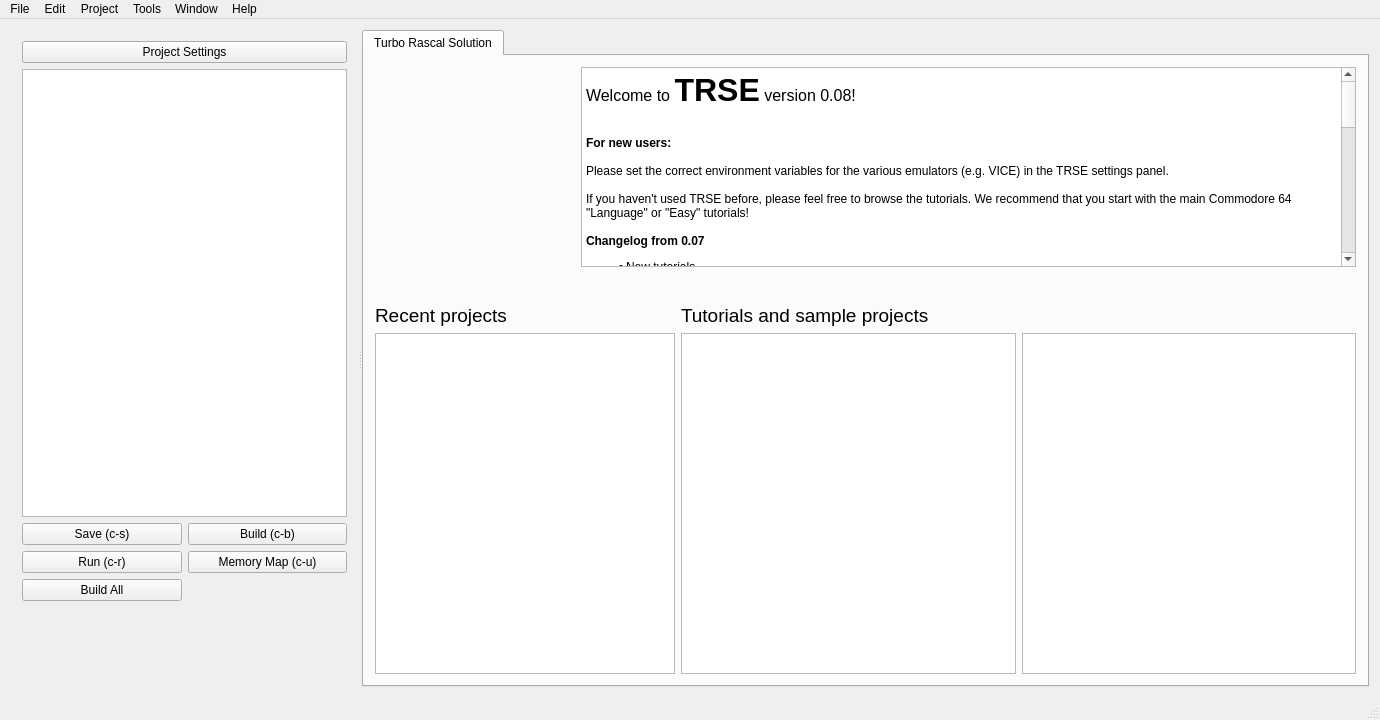
Qt form mainwindow.ui (leuat/TRSE) before a commit.
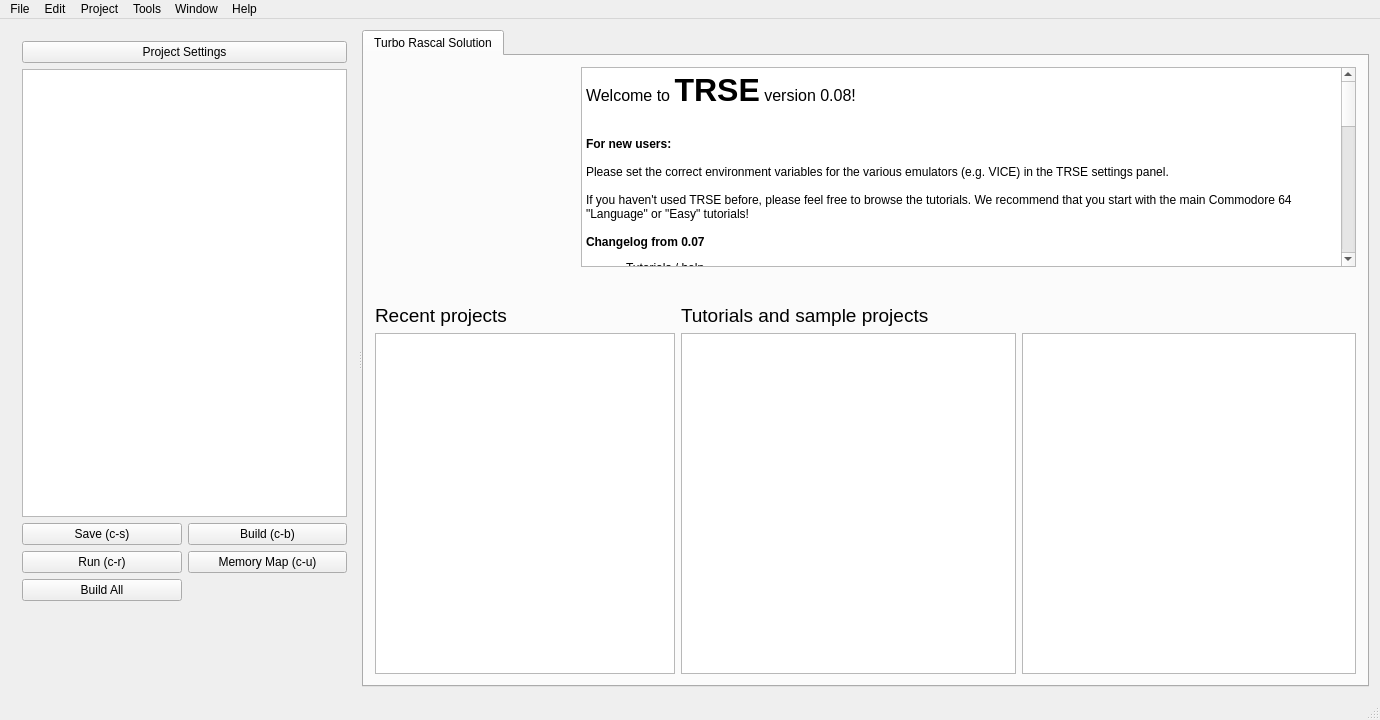
The same form after that commit. Icons and pictures are not drawn.

Commit message: Almost ready

```diff
--- a/mainwindow.ui
+++ b/mainwindow.ui
@@ -229,55 +229,56 @@
                   <string>&lt;!DOCTYPE HTML PUBLIC &quot;-//W3C//DTD HTML 4.0//EN&quot; &quot;http://www.w3.org/TR/REC-html40/strict.dtd&quot;&gt;
 &lt;html&gt;&lt;head&gt;&lt;meta name=&quot;qrichtext&quot; content=&quot;1&quot; /&gt;&lt;style type=&quot;text/css&quot;&gt;
 p, li { white-space: pre-wrap; }
-&lt;/style&gt;&lt;/head&gt;&lt;body style=&quot; font-family:'MS Shell Dlg 2'; font-size:8.25pt; font-weight:400; font-style:normal;&quot;&gt;
-&lt;p style=&quot; margin-top:0px; margin-bottom:0px; margin-left:0px; margin-right:0px; -qt-block-indent:0; text-indent:0px;&quot;&gt;&lt;span style=&quot; font-family:'Noto Sans'; font-size:12pt;&quot;&gt;Welcome to &lt;/span&gt;&lt;span style=&quot; font-family:'Noto Sans'; font-size:24pt; font-weight:600;&quot;&gt;TRSE&lt;/span&gt;&lt;span style=&quot; font-family:'Noto Sans'; font-size:12pt;&quot;&gt; version 0.08!&lt;/span&gt;&lt;/p&gt;
+&lt;/style&gt;&lt;/head&gt;&lt;body style=&quot; font-family:'Noto Sans'; font-size:9pt; font-weight:400; font-style:normal;&quot;&gt;
+&lt;p style=&quot; margin-top:0px; margin-bottom:0px; margin-left:0px; margin-right:0px; -qt-block-indent:0; text-indent:0px;&quot;&gt;&lt;span style=&quot; font-size:12pt;&quot;&gt;Welcome to &lt;/span&gt;&lt;span style=&quot; font-size:24pt; font-weight:600;&quot;&gt;TRSE&lt;/span&gt;&lt;span style=&quot; font-size:12pt;&quot;&gt; version 0.08!&lt;/span&gt;&lt;/p&gt;
 &lt;p style=&quot; margin-top:0px; margin-bottom:0px; margin-left:0px; margin-right:0px; -qt-block-indent:0; text-indent:0px;&quot;&gt;&lt;img src=&quot;:/resources/images/Amiga.png&quot; width=&quot;80&quot; /&gt;&lt;img src=&quot;:/resources/images/C128.png&quot; width=&quot;80&quot; /&gt;&lt;img src=&quot;:/resources/images/C64.png&quot; width=&quot;80&quot; /&gt;&lt;img src=&quot;:/resources/images/PLUS4.png&quot; width=&quot;80&quot; /&gt;&lt;img src=&quot;:/resources/images/VIC20.png&quot; width=&quot;80&quot; /&gt;&lt;img src=&quot;:/resources/images/NES.png&quot; width=&quot;80&quot; /&gt;&lt;img src=&quot;:/resources/images/PET.png&quot; width=&quot;80&quot; /&gt;&lt;/p&gt;
-&lt;p style=&quot;-qt-paragraph-type:empty; margin-top:0px; margin-bottom:0px; margin-left:0px; margin-right:0px; -qt-block-indent:0; text-indent:0px; font-family:'Noto Sans'; font-size:9pt;&quot;&gt;&lt;br /&gt;&lt;/p&gt;
-&lt;p style=&quot; margin-top:0px; margin-bottom:0px; margin-left:0px; margin-right:0px; -qt-block-indent:0; text-indent:0px;&quot;&gt;&lt;span style=&quot; font-family:'Noto Sans'; font-size:9pt; font-weight:600;&quot;&gt;For new users: &lt;/span&gt;&lt;/p&gt;
-&lt;p style=&quot;-qt-paragraph-type:empty; margin-top:0px; margin-bottom:0px; margin-left:0px; margin-right:0px; -qt-block-indent:0; text-indent:0px; font-family:'Noto Sans'; font-size:9pt; font-weight:600;&quot;&gt;&lt;br /&gt;&lt;/p&gt;
-&lt;p style=&quot; margin-top:0px; margin-bottom:0px; margin-left:0px; margin-right:0px; -qt-block-indent:0; text-indent:0px;&quot;&gt;&lt;span style=&quot; font-family:'Noto Sans'; font-size:9pt;&quot;&gt;Please set the correct environment variables for the various emulators (e.g. VICE) in the TRSE settings panel. &lt;/span&gt;&lt;/p&gt;
-&lt;p style=&quot;-qt-paragraph-type:empty; margin-top:0px; margin-bottom:0px; margin-left:0px; margin-right:0px; -qt-block-indent:0; text-indent:0px; font-family:'Noto Sans'; font-size:9pt;&quot;&gt;&lt;br /&gt;&lt;/p&gt;
-&lt;p style=&quot; margin-top:0px; margin-bottom:0px; margin-left:0px; margin-right:0px; -qt-block-indent:0; text-indent:0px;&quot;&gt;&lt;span style=&quot; font-family:'Noto Sans'; font-size:9pt;&quot;&gt;If you haven't used TRSE before, please feel free to browse the tutorials. We recommend that you start with the main Commodore 64 &amp;quot;Language&amp;quot; or &amp;quot;Easy&amp;quot; tutorials!&lt;/span&gt;&lt;/p&gt;
-&lt;p style=&quot;-qt-paragraph-type:empty; margin-top:0px; margin-bottom:0px; margin-left:0px; margin-right:0px; -qt-block-indent:0; text-indent:0px; font-family:'Noto Sans'; font-size:9pt;&quot;&gt;&lt;br /&gt;&lt;/p&gt;
-&lt;p style=&quot; margin-top:0px; margin-bottom:0px; margin-left:0px; margin-right:0px; -qt-block-indent:0; text-indent:0px;&quot;&gt;&lt;span style=&quot; font-family:'Noto Sans'; font-size:9pt; font-weight:600;&quot;&gt;Changelog from 0.07&lt;/span&gt;&lt;/p&gt;
-&lt;ul style=&quot;margin-top: 0px; margin-bottom: 0px; margin-left: 0px; margin-right: 0px; -qt-list-indent: 1;&quot;&gt;&lt;li style=&quot; font-family:'Noto Sans'; font-size:9pt;&quot; style=&quot; margin-top:12px; margin-bottom:0px; margin-left:0px; margin-right:0px; -qt-block-indent:0; text-indent:0px;&quot;&gt;New tutorials &lt;/li&gt;
-&lt;ul style=&quot;margin-top: 0px; margin-bottom: 0px; margin-left: 0px; margin-right: 0px; -qt-list-indent: 2;&quot;&gt;&lt;li style=&quot; font-family:'Noto Sans'; font-size:9pt;&quot; style=&quot; margin-top:0px; margin-bottom:0px; margin-left:0px; margin-right:0px; -qt-block-indent:0; text-indent:0px;&quot;&gt;Updated &amp;quot;easy&amp;quot;, &amp;quot;intermediate&amp;quot; and &amp;quot;advanced&amp;quot; C64/VIC20/PLUS4 tutorials&lt;/li&gt;
-&lt;li style=&quot; font-family:'Noto Sans'; font-size:9pt;&quot; style=&quot; margin-top:0px; margin-bottom:0px; margin-left:0px; margin-right:0px; -qt-block-indent:0; text-indent:0px;&quot;&gt;New ray tracer tutorials&lt;/li&gt;&lt;/ul&gt;
-&lt;p style=&quot;-qt-paragraph-type:empty; margin-top:0px; margin-bottom:0px; margin-left:0px; margin-right:0px; -qt-block-indent:0; text-indent:0px; font-family:'Noto Sans'; font-size:9pt;&quot;&gt;&lt;br /&gt;&lt;/p&gt;
-&lt;li style=&quot; font-family:'Noto Sans'; font-size:9pt;&quot; style=&quot; margin-top:0px; margin-bottom:0px; margin-left:0px; margin-right:0px; -qt-block-indent:0; text-indent:0px;&quot;&gt;Compiler: &lt;/li&gt;
-&lt;p style=&quot; margin-top:0px; margin-bottom:0px; margin-left:0px; margin-right:0px; -qt-block-indent:1; text-indent:0px;&quot;&gt;&lt;span style=&quot; font-family:'Noto Sans'; font-size:9pt;&quot;&gt;		&lt;/span&gt;&lt;/p&gt;
-&lt;ul style=&quot;margin-top: 0px; margin-bottom: 0px; margin-left: 0px; margin-right: 0px; -qt-list-indent: 2;&quot;&gt;&lt;li style=&quot; font-family:'Noto Sans'; font-size:9pt;&quot; style=&quot; margin-top:0px; margin-bottom:0px; margin-left:0px; margin-right:0px; -qt-block-indent:0; text-indent:0px;&quot;&gt;Better integer management&lt;/li&gt;
-&lt;li style=&quot; font-family:'Noto Sans'; font-size:9pt;&quot; style=&quot; margin-top:0px; margin-bottom:0px; margin-left:0px; margin-right:0px; -qt-block-indent:0; text-indent:0px;&quot;&gt;Improved error handling, also when using include files&lt;/li&gt;
-&lt;li style=&quot; font-family:'Noto Sans'; font-size:9pt;&quot; style=&quot; margin-top:0px; margin-bottom:0px; margin-left:0px; margin-right:0px; -qt-block-indent:0; text-indent:0px;&quot;&gt;Cycles are now correctly populated, also in include files&lt;/li&gt;
-&lt;li style=&quot; font-family:'Noto Sans'; font-size:9pt;&quot; style=&quot; margin-top:0px; margin-bottom:0px; margin-left:0px; margin-right:0px; -qt-block-indent:0; text-indent:0px;&quot;&gt;Local procedure variables are possible&lt;/li&gt;
-&lt;li style=&quot; font-family:'Noto Sans'; font-size:9pt;&quot; style=&quot; margin-top:0px; margin-bottom:0px; margin-left:0px; margin-right:0px; -qt-block-indent:0; text-indent:0px;&quot;&gt;Bugfixes and more bugfixes, optimizations&lt;/li&gt;
-&lt;li style=&quot; font-family:'Noto Sans'; font-size:9pt;&quot; style=&quot; margin-top:0px; margin-bottom:0px; margin-left:0px; margin-right:0px; -qt-block-indent:0; text-indent:0px;&quot;&gt;More warnings for unused procedures and symbols&lt;/li&gt;
-&lt;li style=&quot; font-family:'Noto Sans'; font-size:9pt;&quot; style=&quot; margin-top:0px; margin-bottom:0px; margin-left:0px; margin-right:0px; -qt-block-indent:0; text-indent:0px;&quot;&gt;Now suggests a similar procedure/variable whenever symbol cannot be found&lt;/li&gt;
-&lt;li style=&quot; font-family:'Noto Sans'; font-size:9pt;&quot; style=&quot; margin-top:0px; margin-bottom:0px; margin-left:0px; margin-right:0px; -qt-block-indent:0; text-indent:0px;&quot;&gt;AddBreakpoint() to add breakpoints&lt;/li&gt;
-&lt;li style=&quot; font-family:'Noto Sans'; font-size:9pt;&quot; style=&quot; margin-top:0px; margin-bottom:0px; margin-left:0px; margin-right:0px; -qt-block-indent:0; text-indent:0px;&quot;&gt;System preprocessor defines (#ifdef C64  .... #endif    #ifdef VIC20 ... #endif)&lt;/li&gt;
-&lt;li style=&quot; font-family:'Noto Sans'; font-size:9pt;&quot; style=&quot; margin-top:0px; margin-bottom:0px; margin-left:0px; margin-right:0px; -qt-block-indent:0; text-indent:0px;&quot;&gt;Better 16 bit mul /div handling&lt;/li&gt;
-&lt;li style=&quot; font-family:'Noto Sans'; font-size:9pt;&quot; style=&quot; margin-top:0px; margin-bottom:0px; margin-left:0px; margin-right:0px; -qt-block-indent:0; text-indent:0px;&quot;&gt;Commodore Plus/4 support&lt;/li&gt;
-&lt;li style=&quot; font-family:'Noto Sans'; font-size:9pt;&quot; style=&quot; margin-top:0px; margin-bottom:0px; margin-left:0px; margin-right:0px; -qt-block-indent:0; text-indent:0px;&quot;&gt;TRUE / FALSE implemented.&lt;/li&gt;
-&lt;li style=&quot; font-family:'Noto Sans'; font-size:9pt;&quot; style=&quot; margin-top:0px; margin-bottom:0px; margin-left:0px; margin-right:0px; -qt-block-indent:0; text-indent:0px;&quot;&gt;NULL conditionals possible : if (m) then... (equals if (m&amp;lt;&amp;gt;false) or if (m&amp;lt;&amp;gt;1))&lt;/li&gt;
-&lt;li style=&quot; font-family:'Noto Sans'; font-size:9pt;&quot; style=&quot; margin-top:0px; margin-bottom:0px; margin-left:0px; margin-right:0px; -qt-block-indent:0; text-indent:0px;&quot;&gt;CASE implemented, also help text.&lt;/li&gt;
-&lt;li style=&quot; font-family:'Noto Sans'; font-size:9pt;&quot; style=&quot; margin-top:0px; margin-bottom:0px; margin-left:0px; margin-right:0px; -qt-block-indent:0; text-indent:0px;&quot;&gt;Compiler gives warnings about unused variables (pretty useful)&lt;/li&gt;
-&lt;li style=&quot; font-family:'Noto Sans'; font-size:9pt;&quot; style=&quot; margin-top:0px; margin-bottom:0px; margin-left:0px; margin-right:0px; -qt-block-indent:0; text-indent:0px;&quot;&gt;Return values: Procedures can now return byte values, which can be used in evaluating expressions (e.g a:=MyMethod(b*c)*d);&lt;/li&gt;
-&lt;li style=&quot; font-family:'Noto Sans'; font-size:9pt;&quot; style=&quot; margin-top:0px; margin-bottom:0px; margin-left:0px; margin-right:0px; -qt-block-indent:0; text-indent:0px;&quot;&gt;myPointer:=ToPointer(hiValue + $04,00); // Creates a pointer from hi/lo bytes&lt;/li&gt;&lt;/ul&gt;
-&lt;li style=&quot; font-family:'Noto Sans'; font-size:9pt;&quot; style=&quot; margin-top:0px; margin-bottom:0px; margin-left:0px; margin-right:0px; -qt-block-indent:0; text-indent:0px;&quot;&gt;Methods&lt;/li&gt;
-&lt;ul style=&quot;margin-top: 0px; margin-bottom: 0px; margin-left: 0px; margin-right: 0px; -qt-list-indent: 2;&quot;&gt;&lt;li style=&quot; font-family:'Noto Sans'; font-size:9pt;&quot; style=&quot; margin-top:0px; margin-bottom:0px; margin-left:0px; margin-right:0px; -qt-block-indent:0; text-indent:0px;&quot;&gt;Mod : Modulo method. a:=mod(a+1,10); will cycle a between 0 and 9&lt;/li&gt;
-&lt;li style=&quot; font-family:'Noto Sans'; font-size:9pt;&quot; style=&quot; margin-top:0px; margin-bottom:0px; margin-left:0px; margin-right:0px; -qt-block-indent:0; text-indent:0px;&quot;&gt;ToPointer (a,b) - creates a pointer from hi / lo bytes	 &lt;/li&gt;&lt;/ul&gt;
-&lt;li style=&quot; font-family:'Noto Sans'; font-size:9pt;&quot; style=&quot; margin-top:0px; margin-bottom:0px; margin-left:0px; margin-right:0px; -qt-block-indent:0; text-indent:0px;&quot;&gt;Assembler&lt;/li&gt;
-&lt;ul style=&quot;margin-top: 0px; margin-bottom: 0px; margin-left: 0px; margin-right: 0px; -qt-list-indent: 2;&quot;&gt;&lt;li style=&quot; font-family:'Noto Sans'; font-size:9pt;&quot; style=&quot; margin-top:0px; margin-bottom:0px; margin-left:0px; margin-right:0px; -qt-block-indent:0; text-indent:0px;&quot;&gt;Now outputs debug symbols to VICE, which are automatically loaded on start. Easier monitoring etc.&lt;/li&gt;&lt;/ul&gt;
-&lt;p style=&quot;-qt-paragraph-type:empty; margin-top:0px; margin-bottom:0px; margin-left:0px; margin-right:0px; -qt-block-indent:1; text-indent:0px; font-family:'Noto Sans'; font-size:9pt;&quot;&gt;&lt;br /&gt;&lt;/p&gt;
-&lt;li style=&quot; font-family:'Noto Sans'; font-size:9pt;&quot; style=&quot; margin-top:0px; margin-bottom:0px; margin-left:0px; margin-right:0px; -qt-block-indent:0; text-indent:0px;&quot;&gt;Editor &lt;/li&gt;
-&lt;ul style=&quot;margin-top: 0px; margin-bottom: 0px; margin-left: 0px; margin-right: 0px; -qt-list-indent: 2;&quot;&gt;&lt;li style=&quot; font-family:'Noto Sans'; font-size:9pt;&quot; style=&quot; margin-top:0px; margin-bottom:0px; margin-left:0px; margin-right:0px; -qt-block-indent:0; text-indent:0px;&quot;&gt;Help dialog update&lt;/li&gt;
-&lt;li style=&quot; font-family:'Noto Sans'; font-size:9pt;&quot; style=&quot; margin-top:0px; margin-bottom:0px; margin-left:0px; margin-right:0px; -qt-block-indent:0; text-indent:0px;&quot;&gt;Lots of new help methods&lt;/li&gt;&lt;/ul&gt;
-&lt;li style=&quot; font-family:'Noto Sans'; font-size:9pt;&quot; style=&quot; margin-top:0px; margin-bottom:0px; margin-left:0px; margin-right:0px; -qt-block-indent:0; text-indent:0px;&quot;&gt;Fjong: &lt;/li&gt;&lt;/ul&gt;
-&lt;ul style=&quot;margin-top: 0px; margin-bottom: 0px; margin-left: 0px; margin-right: 0px; -qt-list-indent: 2;&quot;&gt;&lt;li style=&quot; font-family:'Noto Sans'; font-size:9pt;&quot; style=&quot; margin-top:0px; margin-bottom:0px; margin-left:0px; margin-right:0px; -qt-block-indent:0; text-indent:0px;&quot;&gt;Help text &lt;/li&gt;
-&lt;li style=&quot; font-family:'Noto Sans'; font-size:9pt;&quot; style=&quot; margin-top:0px; margin-bottom:0px; margin-left:0px; margin-right:0px; -qt-block-indent:0; text-indent:0px;&quot;&gt;Search in editor&lt;/li&gt;
-&lt;li style=&quot; font-family:'Noto Sans'; font-size:9pt;&quot; style=&quot; margin-top:0px; margin-bottom:0px; margin-left:0px; margin-right:0px; -qt-block-indent:0; text-indent:0px;&quot;&gt;New tutorials&lt;/li&gt;
-&lt;li style=&quot; font-family:'Noto Sans'; font-size:9pt;&quot; style=&quot; margin-top:0px; margin-bottom:0px; margin-left:0px; margin-right:0px; -qt-block-indent:0; text-indent:0px;&quot;&gt;Syntax highlighting updated and works&lt;/li&gt;&lt;/ul&gt;
-&lt;p style=&quot;-qt-paragraph-type:empty; margin-top:0px; margin-bottom:12px; margin-left:0px; margin-right:0px; -qt-block-indent:0; text-indent:0px; font-family:'Noto Sans'; font-size:9pt;&quot;&gt;&lt;br /&gt;&lt;/p&gt;&lt;/body&gt;&lt;/html&gt;</string>
+&lt;p style=&quot;-qt-paragraph-type:empty; margin-top:0px; margin-bottom:0px; margin-left:0px; margin-right:0px; -qt-block-indent:0; text-indent:0px;&quot;&gt;&lt;br /&gt;&lt;/p&gt;
+&lt;p style=&quot; margin-top:0px; margin-bottom:0px; margin-left:0px; margin-right:0px; -qt-block-indent:0; text-indent:0px;&quot;&gt;&lt;span style=&quot; font-weight:600;&quot;&gt;For new users: &lt;/span&gt;&lt;/p&gt;
+&lt;p style=&quot;-qt-paragraph-type:empty; margin-top:0px; margin-bottom:0px; margin-left:0px; margin-right:0px; -qt-block-indent:0; text-indent:0px; font-weight:600;&quot;&gt;&lt;br /&gt;&lt;/p&gt;
+&lt;p style=&quot; margin-top:0px; margin-bottom:0px; margin-left:0px; margin-right:0px; -qt-block-indent:0; text-indent:0px;&quot;&gt;Please set the correct environment variables for the various emulators (e.g. VICE) in the TRSE settings panel. &lt;/p&gt;
+&lt;p style=&quot;-qt-paragraph-type:empty; margin-top:0px; margin-bottom:0px; margin-left:0px; margin-right:0px; -qt-block-indent:0; text-indent:0px;&quot;&gt;&lt;br /&gt;&lt;/p&gt;
+&lt;p style=&quot; margin-top:0px; margin-bottom:0px; margin-left:0px; margin-right:0px; -qt-block-indent:0; text-indent:0px;&quot;&gt;If you haven't used TRSE before, please feel free to browse the tutorials. We recommend that you start with the main Commodore 64 &amp;quot;Language&amp;quot; or &amp;quot;Easy&amp;quot; tutorials!&lt;/p&gt;
+&lt;p style=&quot;-qt-paragraph-type:empty; margin-top:0px; margin-bottom:0px; margin-left:0px; margin-right:0px; -qt-block-indent:0; text-indent:0px;&quot;&gt;&lt;br /&gt;&lt;/p&gt;
+&lt;p style=&quot; margin-top:0px; margin-bottom:0px; margin-left:0px; margin-right:0px; -qt-block-indent:0; text-indent:0px;&quot;&gt;&lt;span style=&quot; font-weight:600;&quot;&gt;Changelog from 0.07&lt;/span&gt;&lt;/p&gt;
+&lt;ul style=&quot;margin-top: 0px; margin-bottom: 0px; margin-left: 0px; margin-right: 0px; -qt-list-indent: 1;&quot;&gt;&lt;li style=&quot; margin-top:12px; margin-bottom:0px; margin-left:0px; margin-right:0px; -qt-block-indent:0; text-indent:0px;&quot;&gt;Tutorials / help&lt;/li&gt;
+&lt;ul style=&quot;margin-top: 0px; margin-bottom: 0px; margin-left: 0px; margin-right: 0px; -qt-list-indent: 2;&quot;&gt;&lt;li style=&quot; margin-top:0px; margin-bottom:0px; margin-left:0px; margin-right:0px; -qt-block-indent:0; text-indent:0px;&quot;&gt;Massive overhaul of the tutorial system. Like, this front page. &lt;/li&gt;
+&lt;li style=&quot; margin-top:0px; margin-bottom:0px; margin-left:0px; margin-right:0px; -qt-block-indent:0; text-indent:0px;&quot;&gt;Updated &amp;quot;easy&amp;quot;, &amp;quot;intermediate&amp;quot; and &amp;quot;advanced&amp;quot; C64/VIC20/PLUS4 tutorials&lt;/li&gt;
+&lt;li style=&quot; margin-top:0px; margin-bottom:0px; margin-left:0px; margin-right:0px; -qt-block-indent:0; text-indent:0px;&quot;&gt;New ray tracer tutorials, everything updated&lt;/li&gt;
+&lt;li style=&quot; margin-top:0px; margin-bottom:0px; margin-left:0px; margin-right:0px; -qt-block-indent:0; text-indent:0px;&quot;&gt;Help text for almost everything&lt;/li&gt;&lt;/ul&gt;
+&lt;p style=&quot;-qt-paragraph-type:empty; margin-top:0px; margin-bottom:0px; margin-left:0px; margin-right:0px; -qt-block-indent:0; text-indent:0px;&quot;&gt;&lt;br /&gt;&lt;/p&gt;
+&lt;li style=&quot; margin-top:0px; margin-bottom:0px; margin-left:0px; margin-right:0px; -qt-block-indent:0; text-indent:0px;&quot;&gt;Compiler: 		&lt;/li&gt;
+&lt;ul style=&quot;margin-top: 0px; margin-bottom: 0px; margin-left: 0px; margin-right: 0px; -qt-list-indent: 2;&quot;&gt;&lt;li style=&quot; margin-top:0px; margin-bottom:0px; margin-left:0px; margin-right:0px; -qt-block-indent:0; text-indent:0px;&quot;&gt;Better integer management&lt;/li&gt;
+&lt;li style=&quot; margin-top:0px; margin-bottom:0px; margin-left:0px; margin-right:0px; -qt-block-indent:0; text-indent:0px;&quot;&gt;Improved error handling, also when using include files&lt;/li&gt;
+&lt;li style=&quot; margin-top:0px; margin-bottom:0px; margin-left:0px; margin-right:0px; -qt-block-indent:0; text-indent:0px;&quot;&gt;Cycles are now correctly populated, also in include files&lt;/li&gt;
+&lt;li style=&quot; margin-top:0px; margin-bottom:0px; margin-left:0px; margin-right:0px; -qt-block-indent:0; text-indent:0px;&quot;&gt;Local procedure variables are possible&lt;/li&gt;
+&lt;li style=&quot; margin-top:0px; margin-bottom:0px; margin-left:0px; margin-right:0px; -qt-block-indent:0; text-indent:0px;&quot;&gt;Bugfixes and more bugfixes, optimizations&lt;/li&gt;
+&lt;li style=&quot; margin-top:0px; margin-bottom:0px; margin-left:0px; margin-right:0px; -qt-block-indent:0; text-indent:0px;&quot;&gt;More warnings for unused procedures and symbols&lt;/li&gt;
+&lt;li style=&quot; margin-top:0px; margin-bottom:0px; margin-left:0px; margin-right:0px; -qt-block-indent:0; text-indent:0px;&quot;&gt;Now suggests a similar procedure/variable whenever symbol cannot be found&lt;/li&gt;
+&lt;li style=&quot; margin-top:0px; margin-bottom:0px; margin-left:0px; margin-right:0px; -qt-block-indent:0; text-indent:0px;&quot;&gt;AddBreakpoint() to add breakpoints&lt;/li&gt;
+&lt;li style=&quot; margin-top:0px; margin-bottom:0px; margin-left:0px; margin-right:0px; -qt-block-indent:0; text-indent:0px;&quot;&gt;System preprocessor defines (#ifdef C64  .... #endif    #ifdef VIC20 ... #endif)&lt;/li&gt;
+&lt;li style=&quot; margin-top:0px; margin-bottom:0px; margin-left:0px; margin-right:0px; -qt-block-indent:0; text-indent:0px;&quot;&gt;Better 16 bit mul /div handling&lt;/li&gt;
+&lt;li style=&quot; margin-top:0px; margin-bottom:0px; margin-left:0px; margin-right:0px; -qt-block-indent:0; text-indent:0px;&quot;&gt;Commodore Plus/4 support&lt;/li&gt;
+&lt;li style=&quot; margin-top:0px; margin-bottom:0px; margin-left:0px; margin-right:0px; -qt-block-indent:0; text-indent:0px;&quot;&gt;TRUE / FALSE implemented.&lt;/li&gt;
+&lt;li style=&quot; margin-top:0px; margin-bottom:0px; margin-left:0px; margin-right:0px; -qt-block-indent:0; text-indent:0px;&quot;&gt;NULL conditionals possible : if (m) then... (equals if (m&amp;lt;&amp;gt;false) or if (m&amp;lt;&amp;gt;1))&lt;/li&gt;
+&lt;li style=&quot; margin-top:0px; margin-bottom:0px; margin-left:0px; margin-right:0px; -qt-block-indent:0; text-indent:0px;&quot;&gt;CASE implemented, also help text.&lt;/li&gt;
+&lt;li style=&quot; margin-top:0px; margin-bottom:0px; margin-left:0px; margin-right:0px; -qt-block-indent:0; text-indent:0px;&quot;&gt;Compiler gives warnings about unused variables (pretty useful)&lt;/li&gt;
+&lt;li style=&quot; margin-top:0px; margin-bottom:0px; margin-left:0px; margin-right:0px; -qt-block-indent:0; text-indent:0px;&quot;&gt;Return values: Procedures can now return byte values, which can be used in evaluating expressions (e.g a:=MyMethod(b*c)*d);&lt;/li&gt;
+&lt;li style=&quot; margin-top:0px; margin-bottom:0px; margin-left:0px; margin-right:0px; -qt-block-indent:0; text-indent:0px;&quot;&gt;myPointer:=ToPointer(hiValue + $04,00); // Creates a pointer from hi/lo bytes&lt;/li&gt;&lt;/ul&gt;
+&lt;li style=&quot; margin-top:0px; margin-bottom:0px; margin-left:0px; margin-right:0px; -qt-block-indent:0; text-indent:0px;&quot;&gt;Methods&lt;/li&gt;
+&lt;ul style=&quot;margin-top: 0px; margin-bottom: 0px; margin-left: 0px; margin-right: 0px; -qt-list-indent: 2;&quot;&gt;&lt;li style=&quot; margin-top:0px; margin-bottom:0px; margin-left:0px; margin-right:0px; -qt-block-indent:0; text-indent:0px;&quot;&gt;Mod : Modulo method. a:=mod(a+1,10); will cycle a between 0 and 9&lt;/li&gt;
+&lt;li style=&quot; margin-top:0px; margin-bottom:0px; margin-left:0px; margin-right:0px; -qt-block-indent:0; text-indent:0px;&quot;&gt;ToPointer (a,b) - creates a pointer from hi / lo bytes	 &lt;/li&gt;&lt;/ul&gt;
+&lt;li style=&quot; margin-top:0px; margin-bottom:0px; margin-left:0px; margin-right:0px; -qt-block-indent:0; text-indent:0px;&quot;&gt;Assembler&lt;/li&gt;
+&lt;ul style=&quot;margin-top: 0px; margin-bottom: 0px; margin-left: 0px; margin-right: 0px; -qt-list-indent: 2;&quot;&gt;&lt;li style=&quot; margin-top:0px; margin-bottom:0px; margin-left:0px; margin-right:0px; -qt-block-indent:0; text-indent:0px;&quot;&gt;Now outputs debug symbols to VICE, which are automatically loaded on start. Easier monitoring etc.&lt;/li&gt;&lt;/ul&gt;
+&lt;p style=&quot;-qt-paragraph-type:empty; margin-top:0px; margin-bottom:0px; margin-left:0px; margin-right:0px; -qt-block-indent:1; text-indent:0px;&quot;&gt;&lt;br /&gt;&lt;/p&gt;
+&lt;li style=&quot; margin-top:0px; margin-bottom:0px; margin-left:0px; margin-right:0px; -qt-block-indent:0; text-indent:0px;&quot;&gt;Editor &lt;/li&gt;
+&lt;ul style=&quot;margin-top: 0px; margin-bottom: 0px; margin-left: 0px; margin-right: 0px; -qt-list-indent: 2;&quot;&gt;&lt;li style=&quot; margin-top:0px; margin-bottom:0px; margin-left:0px; margin-right:0px; -qt-block-indent:0; text-indent:0px;&quot;&gt;Help dialog update&lt;/li&gt;
+&lt;li style=&quot; margin-top:0px; margin-bottom:0px; margin-left:0px; margin-right:0px; -qt-block-indent:0; text-indent:0px;&quot;&gt;Lots of new help methods&lt;/li&gt;&lt;/ul&gt;
+&lt;li style=&quot; margin-top:0px; margin-bottom:0px; margin-left:0px; margin-right:0px; -qt-block-indent:0; text-indent:0px;&quot;&gt;Fjong: &lt;/li&gt;&lt;/ul&gt;
+&lt;ul style=&quot;margin-top: 0px; margin-bottom: 0px; margin-left: 0px; margin-right: 0px; -qt-list-indent: 2;&quot;&gt;&lt;li style=&quot; margin-top:0px; margin-bottom:0px; margin-left:0px; margin-right:0px; -qt-block-indent:0; text-indent:0px;&quot;&gt;Help text &lt;/li&gt;
+&lt;li style=&quot; margin-top:0px; margin-bottom:0px; margin-left:0px; margin-right:0px; -qt-block-indent:0; text-indent:0px;&quot;&gt;Search in editor&lt;/li&gt;
+&lt;li style=&quot; margin-top:0px; margin-bottom:0px; margin-left:0px; margin-right:0px; -qt-block-indent:0; text-indent:0px;&quot;&gt;New tutorials&lt;/li&gt;
+&lt;li style=&quot; margin-top:0px; margin-bottom:0px; margin-left:0px; margin-right:0px; -qt-block-indent:0; text-indent:0px;&quot;&gt;Syntax highlighting updated and works&lt;/li&gt;&lt;/ul&gt;
+&lt;p style=&quot;-qt-paragraph-type:empty; margin-top:0px; margin-bottom:12px; margin-left:0px; margin-right:0px; -qt-block-indent:0; text-indent:0px;&quot;&gt;&lt;br /&gt;&lt;/p&gt;&lt;/body&gt;&lt;/html&gt;</string>
                  </property>
                 </widget>
                </item>
```
Left out of the diff: 2 changed lines with no effect on the pictures. The commit also changes 20 other files.
